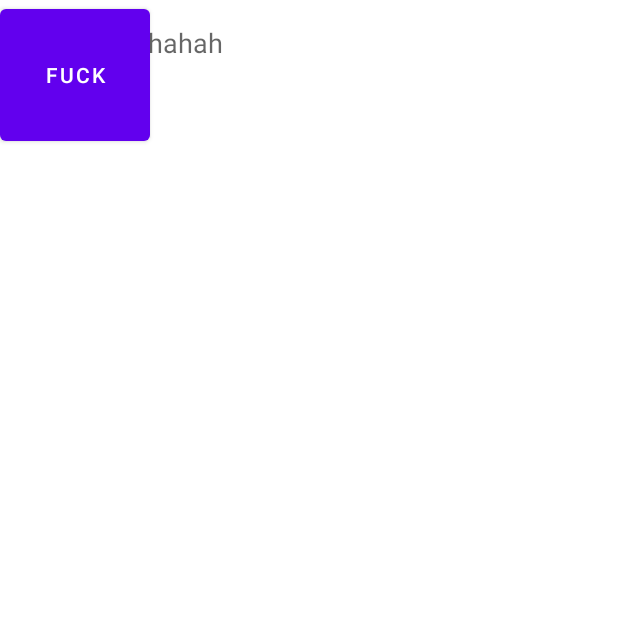
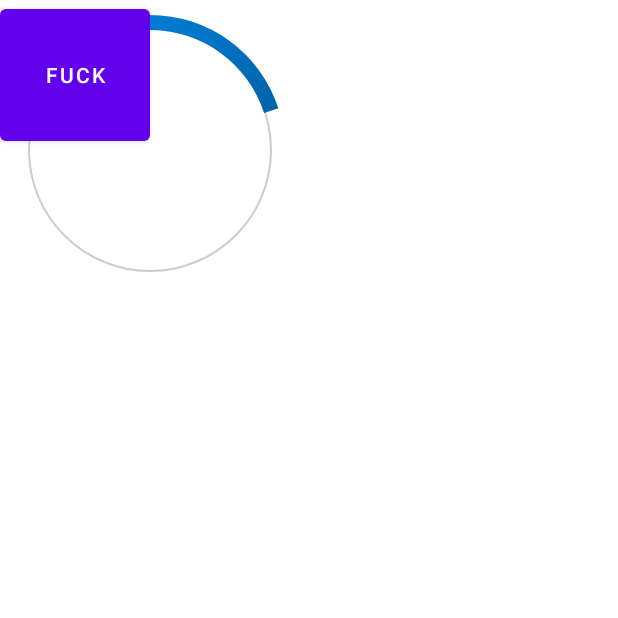
Before and after one commit to XiPu99/hack-duke-2018, an Android app: the screen it shows after launch (MainActivity), on a phone screen of 412 x 824 dp, the top half of it. Run offline under Robolectric (Android 15) with nearby library versions, the phone set to English and light mode, and no system bars.

Commit message:
implement progress bar

```diff
--- /dev/null
+++ b/app/src/main/res/drawable/circle_shape.xml
@@ -0,0 +1,11 @@
+<?xml version="1.0" encoding="utf-8"?>
+<shape
+    xmlns:android="http://schemas.android.com/apk/res/android"
+    android:shape="ring"
+    android:innerRadiusRatio="2.5"
+    android:thickness="1dp"
+    android:useLevel="false">
+
+    <solid android:color="#CCC" />
+
+</shape>
--- /dev/null
+++ b/app/src/main/res/drawable/circular_progress_bar.xml
@@ -0,0 +1,18 @@
+<?xml version="1.0" encoding="utf-8"?>
+<rotate xmlns:android="http://schemas.android.com/apk/res/android"
+        android:fromDegrees="270"
+        android:toDegrees="270">
+    <shape
+        android:innerRadiusRatio="2.5"
+        android:shape="ring"
+        android:thickness="10dp"
+        android:useLevel="true"><!-- this line fixes the issue for lollipop api 21 -->
+
+        <gradient
+            android:angle="0"
+            android:endColor="#000000"
+            android:startColor="#007DD6"
+            android:type="sweep"
+            android:useLevel="false" />
+    </shape>
+</rotate>
--- a/app/src/main/res/layout/name.xml
+++ b/app/src/main/res/layout/name.xml
@@ -1,30 +1,41 @@
 <?xml version="1.0" encoding="utf-8"?>
 <android.support.constraint.ConstraintLayout
     xmlns:android="http://schemas.android.com/apk/res/android"
-    xmlns:app="http://schemas.android.com/apk/res-auto"
     xmlns:tools="http://schemas.android.com/tools"
     android:layout_width="match_parent"
     android:layout_height="match_parent"
     tools:context=".MainActivity">
 
-    <ScrollView xmlns:android="http://schemas.android.com/apk/res/android"
-                android:id="@+id/content"
-                android:layout_width="match_parent"
-                android:layout_height="match_parent" >
+    <!--<ScrollView xmlns:android="http://schemas.android.com/apk/res/android"-->
+                <!--android:id="@+id/content"-->
+                <!--android:layout_width="match_parent"-->
+                <!--android:layout_height="match_parent" >-->
 
-        <TextView style="?android:textAppearanceMedium"
-                  android:padding="16dp"
-                  android:lineSpacingMultiplier="1.2"
-                  android:layout_width="match_parent"
-                  android:layout_height="wrap_content"
-                  android:text="Hahahahahahah" />
-    </ScrollView>
+        <!--<TextView style="?android:textAppearanceMedium"-->
+                  <!--android:padding="16dp"-->
+                  <!--android:lineSpacingMultiplier="1.2"-->
+                  <!--android:layout_width="match_parent"-->
+                  <!--android:layout_height="wrap_content"-->
+                  <!--android:text="Hahahahahahah" />-->
+    <!--</ScrollView>-->
 
     <Button
+        android:layout_marginTop="300dp"
         android:layout_width="100dp"
         android:layout_height="100dp"
         android:text="fuck"
-        android:onClick="swipe"/>
+        android:onClick="setProgressBar"/>
+
+    <ProgressBar
+        android:id="@+id/progressBar"
+        android:layout_width="200dp"
+        android:layout_height="200dp"
+        android:indeterminate="false"
+        android:progressDrawable="@drawable/circular_progress_bar"
+        android:background="@drawable/circle_shape"
+        style="?android:attr/progressBarStyleHorizontal"
+        android:max="100"
+        android:progress="20" />
     <!--<com.google.android.material.textfield.TextInputLayout-->
         <!--android:id="@+id/textInputLayout"-->
         <!--android:layout_width="0dp"-->
```
Also changed, not shown: app/src/main/java/somethingmonkey/hackduke/BirthdayPickerActivity.java (added, +14 -0 lines), app/src/main/java/somethingmonkey/hackduke/DatePickerFragment.java (added, +32 -0 lines), app/src/main/java/somethingmonkey/hackduke/MainActivity.java (+15 -0 lines), app/src/main/java/somethingmonkey/hackduke/ProgressBarAnimation.java (added, +26 -0 lines), app/src/main/java/somethingmonkey/hackduke/ScreenSlidePageFragment.java (deleted, +0 -19 lines).
